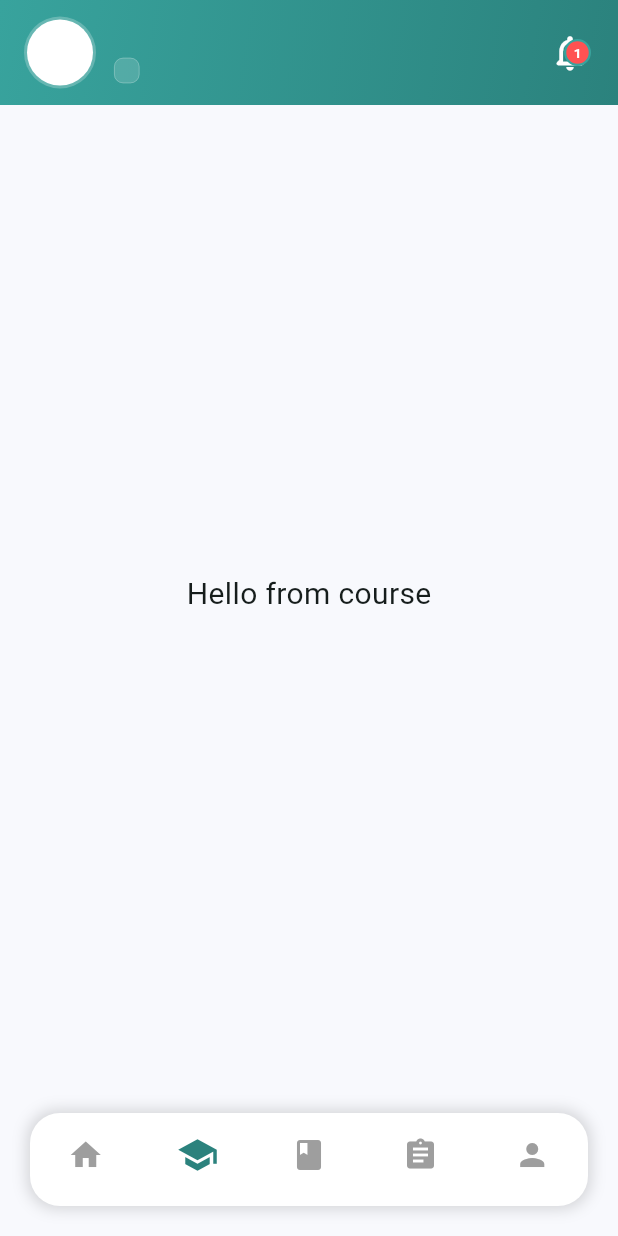
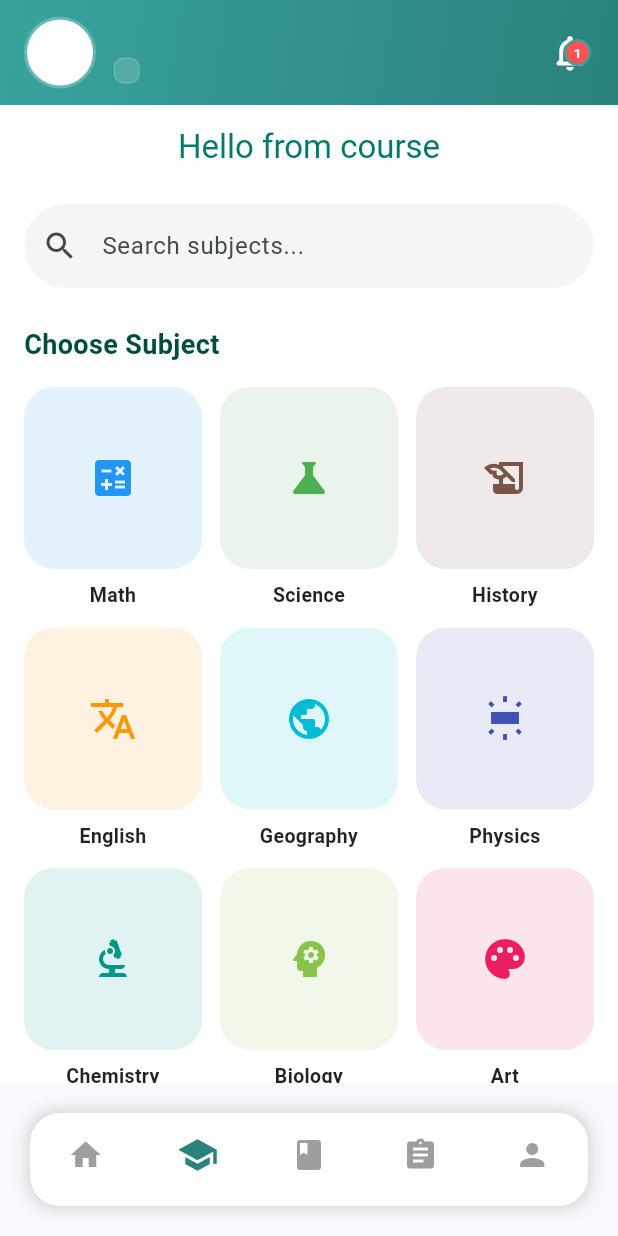
Before and after one commit to VanchhaiThay/eduhub, a Flutter app: the HomePage screen opened directly, item 2 of the bottom bar chosen, on a phone screen of 412 x 824 dp. Run offline on Flutter 3.47's test engine with Material 3 defaults, Android fonts, the light colour scheme and no system bars; our stand-ins replace cloud_firestore, firebase_auth, firebase_core, fl_chart, flutter_local_notifications, shared_preferences; accounts and stored records are empty; network calls fail.

Commit message:
update ui course

```diff
--- a/lib/components/tabs/coursetap/course_tab.dart
+++ b/lib/components/tabs/coursetap/course_tab.dart
@@ -1,3 +1,15 @@
+import 'package:eduhub/components/tabs/hometap/subject/art_page.dart';
+import 'package:eduhub/components/tabs/hometap/subject/biology_page.dart';
+import 'package:eduhub/components/tabs/hometap/subject/chemistry_page.dart';
+import 'package:eduhub/components/tabs/hometap/subject/english_page.dart';
+import 'package:eduhub/components/tabs/hometap/subject/geography_page.dart';
+import 'package:eduhub/components/tabs/hometap/subject/history_page.dart';
+import 'package:eduhub/components/tabs/hometap/subject/math_page.dart';
+import 'package:eduhub/components/tabs/hometap/subject/khmer_page.dart';
+import 'package:eduhub/components/tabs/hometap/subject/physics_page.dart';
+import 'package:eduhub/components/tabs/hometap/subject/science_page.dart';
+import 'package:eduhub/components/tabs/hometap/subject/sports_page.dart';
+import 'package:eduhub/components/tabs/hometap/subject/tech_page.dart';
 import 'package:flutter/material.dart';
 import '../../utils/localization.dart';
 
@@ -6,13 +18,144 @@ class CourseTab extends StatelessWidget {
 
   const CourseTab({super.key, required this.selectedLanguage});
 
+  Map<String, Widget> _getSubjectRoutes() {
+    return {
+      "math": const MathPage(),
+      "science": const SciencePage(),
+      "history": const HistoryPage(),
+      "english": const EnglishPage(),
+      "geography": const GeographyPage(),
+      "physics": const PhysicsPage(),
+      "chemistry": const ChemistryPage(),
+      "biology": const BiologyPage(),
+      "art": const ArtPage(),
+      "khmer": const KhmerPage(),
+      "tech": const TechPage(),
+      "sports": const SportsPage(),
+    };
+  }
+
   @override
   Widget build(BuildContext context) {
-    return Center(
-      child: Text(
-        Localization.text(selectedLanguage, 'coursePage'),
-        style: const TextStyle(fontSize: 20),
+    final List<Map<String, dynamic>> subjects = [
+      {"nameKey": "math", "icon": Icons.calculate, "color": Colors.blue},
+      {"nameKey": "science", "icon": Icons.science, "color": Colors.green},
+      {"nameKey": "history", "icon": Icons.history_edu, "color": Colors.brown},
+      {"nameKey": "english", "icon": Icons.translate, "color": Colors.orange},
+      {"nameKey": "geography", "icon": Icons.public, "color": Colors.cyan},
+      {"nameKey": "physics", "icon": Icons.wb_iridescent, "color": Colors.indigo},
+      {"nameKey": "chemistry", "icon": Icons.biotech, "color": Colors.teal},
+      {"nameKey": "biology", "icon": Icons.psychology, "color": Colors.lightGreen},
+      {"nameKey": "art", "icon": Icons.palette, "color": Colors.pink},
+      {"nameKey": "khmer", "icon": Icons.translate, "color": Colors.deepPurple},
+      {"nameKey": "tech", "icon": Icons.computer, "color": Colors.blueGrey},
+      {"nameKey": "sports", "icon": Icons.sports_basketball, "color": Colors.redAccent},
+    ];
+
+    final routes = _getSubjectRoutes();
+
+    return Scaffold(
+      backgroundColor: Colors.white,
+      appBar: AppBar(
+        title: Text(Localization.text(selectedLanguage, 'coursePage')),
+        backgroundColor: Colors.white,
+        foregroundColor: Colors.teal.shade700,
+        elevation: 0,
+        centerTitle: true,
+      ),
+      body: Padding(
+        padding: const EdgeInsets.symmetric(horizontal: 16),
+        child: Column(
+          crossAxisAlignment: CrossAxisAlignment.start,
+          children: [
+            const SizedBox(height: 10),
+            TextField(
+              decoration: InputDecoration(
+                hintText: Localization.text(selectedLanguage, 'searchsubjects'),
+                prefixIcon: const Icon(Icons.search),
+                border: OutlineInputBorder(
+                  borderRadius: BorderRadius.circular(30),
+                  borderSide: BorderSide.none,
+                ),
+                filled: true,
+                fillColor: Colors.grey.shade100,
+              ),
+            ),
+            const SizedBox(height: 25),
+            Text(
+              "Choose Subject",
+              style: TextStyle(
+                fontSize: 18,
+                fontWeight: FontWeight.bold,
+                color: Colors.teal.shade900,
+              ),
+            ),
+            const SizedBox(height: 15),
+            Expanded(
+              child: GridView.builder(
+                itemCount: subjects.length,
+                gridDelegate:
+                    const SliverGridDelegateWithFixedCrossAxisCount(
+                  crossAxisCount: 3,
+                  crossAxisSpacing: 12,
+                  mainAxisSpacing: 12,
+                  childAspectRatio: 0.8,
+                ),
+                itemBuilder: (context, index) {
+                  final item = subjects[index];
+                  final key = item['nameKey'];
+
+                  return GestureDetector(
+                    onTap: () {
+                      if (routes.containsKey(key)) {
+                        Navigator.push(
+                          context,
+                          MaterialPageRoute(
+                              builder: (context) => routes[key]!),
+                        );
+                      }
+                    },
+                    child: _buildSubjectCard(
+                      Localization.text(selectedLanguage, key),
+                      item['icon'],
+                      item['color'],
+                    ),
+                  );
+                },
+              ),
+            ),
+          ],
+        ),
       ),
     );
   }
+
+  Widget _buildSubjectCard(String title, IconData icon, Color color) {
+    return Column(
+      children: [
+        Expanded(
+          child: Container(
+            width: double.infinity,
+            decoration: BoxDecoration(
+              color: color.withOpacity(0.12),
+              borderRadius: BorderRadius.circular(20),
+            ),
+            child: Icon(icon, color: color, size: 32),
+          ),
+        ),
+        const SizedBox(height: 8),
+        Text(
+          title,
+          textAlign: TextAlign.center,
+          maxLines: 1,
+          overflow: TextOverflow.ellipsis,
+          style: const TextStyle(
+            fontSize: 13,
+            fontWeight: FontWeight.w600,
+            color: Colors.black87,
+          ),
+        ),
+      ],
+    );
+  }
 }
--- a/lib/components/tabs/hometap/home_students/home_student_tap.dart
+++ b/lib/components/tabs/hometap/home_students/home_student_tap.dart
@@ -7,7 +7,7 @@ import 'package:eduhub/components/tabs/hometap/subject/english_page.dart';
 import 'package:eduhub/components/tabs/hometap/subject/geography_page.dart';
 import 'package:eduhub/components/tabs/hometap/subject/history_page.dart';
 import 'package:eduhub/components/tabs/hometap/subject/math_page.dart';
-import 'package:eduhub/components/tabs/hometap/subject/music_page.dart';
+import 'package:eduhub/components/tabs/hometap/subject/khmer_page.dart';
 import 'package:eduhub/components/tabs/hometap/subject/physics_page.dart';
 import 'package:eduhub/components/tabs/hometap/subject/science_page.dart';
 import 'package:eduhub/components/tabs/hometap/subject/sports_page.dart';
@@ -96,7 +96,7 @@ class _HomeStudentTabState extends State<HomeStudentTab> {
     {"nameKey": "chemistry", "icon": Icons.biotech},
     {"nameKey": "biology", "icon": Icons.psychology},
     {"nameKey": "art", "icon": Icons.palette},
-    {"nameKey": "music", "icon": Icons.music_note},
+    {"nameKey": "khmer", "icon": Icons.translate},
     {"nameKey": "tech", "icon": Icons.computer},
     {"nameKey": "sports", "icon": Icons.sports_basketball},
   ];
@@ -112,7 +112,7 @@ class _HomeStudentTabState extends State<HomeStudentTab> {
     "chemistry": const ChemistryPage(),
     "biology": const BiologyPage(),
     "art": const ArtPage(),
-    "music": const MusicPage(),
+    "khmer": const KhmerPage(),
     "tech": const TechPage(),
     "sports": const SportsPage(),
   };
--- /dev/null
+++ b/lib/components/tabs/hometap/subject/khmer_page.dart
@@ -0,0 +1,15 @@
+import 'package:flutter/material.dart';
+
+class KhmerPage extends StatefulWidget {
+  const KhmerPage({super.key});
+
+  @override
+  State<KhmerPage> createState() => _KhmerPageState();
+}
+
+class _KhmerPageState extends State<KhmerPage> {
+  @override
+  Widget build(BuildContext context) {
+    return const Placeholder();
+  }
+}
--- a/lib/components/tabs/hometap/subject/math_page.dart
+++ b/lib/components/tabs/hometap/subject/math_page.dart
@@ -10,6 +10,16 @@ class MathPage extends StatefulWidget {
 class _MathPageState extends State<MathPage> {
   @override
   Widget build(BuildContext context) {
-    return const Placeholder();
+    return Scaffold(
+      appBar: AppBar(
+        title: const Text("Math"),
+      ),
+      body: const Center(
+        child: Text(
+          "Welcome to the Math page!",
+          style: TextStyle(fontSize: 24),
+        ),
+      ),
+    );
   }
 }
--- a/lib/components/tabs/hometap/subject/music_page.dart
+++ /dev/null
@@ -1,15 +0,0 @@
-import 'package:flutter/material.dart';
-
-class MusicPage extends StatefulWidget {
-  const MusicPage({super.key});
-
-  @override
-  State<MusicPage> createState() => _MusicPageState();
-}
-
-class _MusicPageState extends State<MusicPage> {
-  @override
-  Widget build(BuildContext context) {
-    return const Placeholder();
-  }
-}
--- a/lib/components/utils/localization.dart
+++ b/lib/components/utils/localization.dart
@@ -34,7 +34,7 @@ class Localization {
       "chemistry": "Chemistry",
       "biology": "Biology",
       "art": "Art",
-      "music": "Music",
+      "khmer": "Khmer",
       "tech": "Tech",
       "sports": "Sports",
       "loading": "Loading...",
@@ -90,7 +90,7 @@ class Localization {
       "chemistry": "គីមីវិទ្យា",
       "biology": "ជីវវិទ្យា",
       "art": "សិល្បៈ",
-      "music": "តន្ត្រី",
+      "khmer": "ខ្មែរ",
       "tech": "បច្ចេកវិទ្យា",
       "sports": "កីឡា",
       "loading": "កំពុងផ្ទុក...",
@@ -146,7 +146,7 @@ class Localization {
       "chemistry": "化学",
       "biology": "生物",
       "art": "艺术",
-      "music": "音乐",
+      "khmer": "高棉语",
       "tech": "技术",
       "sports": "体育",
       "loading": "加载中...",
@@ -202,7 +202,7 @@ class Localization {
       "chemistry": "Hóa học",
       "biology": "Sinh học",
       "art": "Nghệ thuật",
-      "music": "Âm nhạc",
+      "khmer": "Khmer",
       "tech": "Công nghệ",
       "sports": "Thể thao",
       "loading": "Đang tải...",
```
